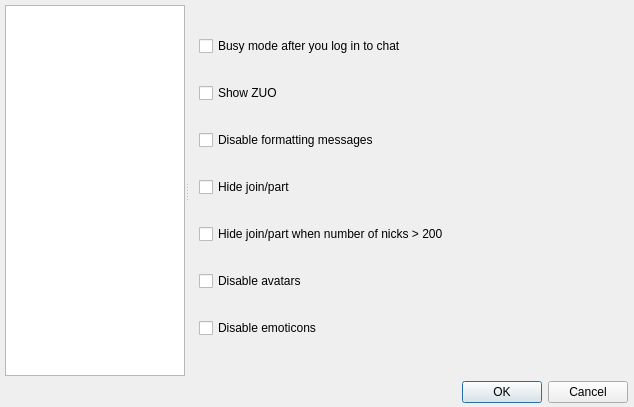
This is ui/options.ui in gitter-badger/simplechatclient as Qt 5 draws it before an edit. The edited form follows.
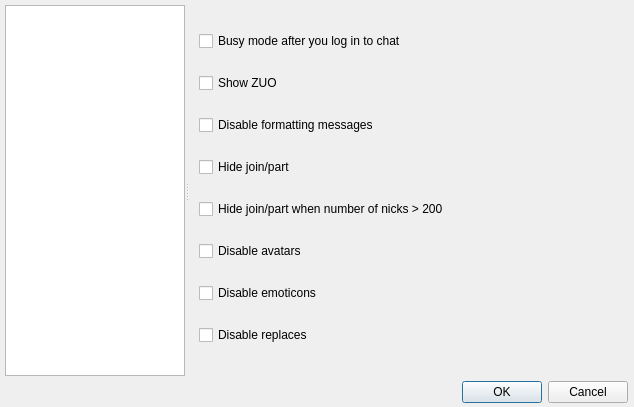
This is the edited form. The open tabs and pages were chosen to show the change. Icons and pictures are not drawn.

Commit message: add disable replaces

```diff
--- a/ui/options.ui
+++ b/ui/options.ui
@@ -324,6 +324,13 @@
          </property>
         </widget>
        </item>
+       <item>
+        <widget class="QCheckBox" name="checkBox_disable_replaces">
+         <property name="text">
+          <string>Disable replaces</string>
+         </property>
+        </widget>
+       </item>
       </layout>
      </widget>
     </widget>
```
The commit also changes 7 other files.
